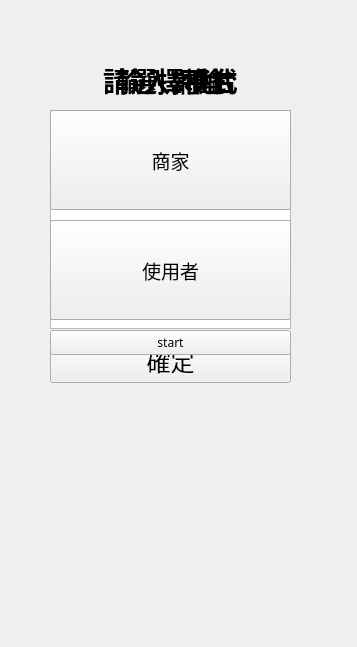
Above: ReviewAPP/Src/main_page.ui from Breakwater39UwUb/NFU-Repository before the change. Below: the same form after it.
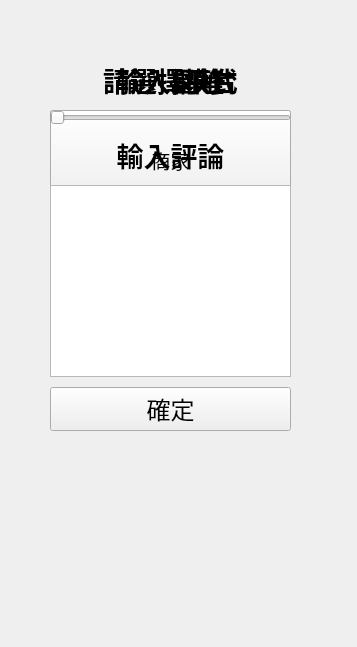
That is the form after the change.

Patch:
```diff
--- a/ReviewAPP/Src/main_page.ui
+++ b/ReviewAPP/Src/main_page.ui
@@ -22,109 +22,6 @@
    <property name="enabled">
     <bool>true</bool>
    </property>
-   <widget class="QWidget" name="widget_userB_page" native="true">
-    <property name="enabled">
-     <bool>true</bool>
-    </property>
-    <property name="geometry">
-     <rect>
-      <x>10</x>
-      <y>10</y>
-      <width>324</width>
-      <height>611</height>
-     </rect>
-    </property>
-    <widget class="QWidget" name="verticalLayoutWidget_6">
-     <property name="geometry">
-      <rect>
-       <x>0</x>
-       <y>0</y>
-       <width>321</width>
-       <height>591</height>
-      </rect>
-     </property>
-     <layout class="QVBoxLayout" name="verticalLayout_5">
-      <property name="spacing">
-       <number>10</number>
-      </property>
-      <property name="sizeConstraint">
-       <enum>QLayout::SetDefaultConstraint</enum>
-      </property>
-      <property name="leftMargin">
-       <number>40</number>
-      </property>
-      <property name="rightMargin">
-       <number>40</number>
-      </property>
-      <item>
-       <spacer name="verticalSpacer_11">
-        <property name="orientation">
-         <enum>Qt::Vertical</enum>
-        </property>
-        <property name="sizeType">
-         <enum>QSizePolicy::Fixed</enum>
-        </property>
-        <property name="sizeHint" stdset="0">
-         <size>
-          <width>20</width>
-          <height>50</height>
-         </size>
-        </property>
-       </spacer>
-      </item>
-      <item>
-       <widget class="QLabel" name="label_6">
-        <property name="font">
-         <font>
-          <family>微軟正黑體</family>
-          <pointsize>20</pointsize>
-          <weight>75</weight>
-          <bold>true</bold>
-         </font>
-        </property>
-        <property name="layoutDirection">
-         <enum>Qt::LeftToRight</enum>
-        </property>
-        <property name="text">
-         <string>輸入評論</string>
-        </property>
-        <property name="alignment">
-         <set>Qt::AlignCenter</set>
-        </property>
-       </widget>
-      </item>
-      <item>
-       <widget class="QPlainTextEdit" name="plainTextEdit"/>
-      </item>
-      <item>
-       <widget class="QPushButton" name="pushButton_setURL_2">
-        <property name="font">
-         <font>
-          <family>微軟正黑體</family>
-          <pointsize>18</pointsize>
-         </font>
-        </property>
-        <property name="text">
-         <string>確定</string>
-        </property>
-       </widget>
-      </item>
-      <item>
-       <spacer name="verticalSpacer_12">
-        <property name="orientation">
-         <enum>Qt::Vertical</enum>
-        </property>
-        <property name="sizeHint" stdset="0">
-         <size>
-          <width>20</width>
-          <height>40</height>
-         </size>
-        </property>
-       </spacer>
-      </item>
-     </layout>
-    </widget>
-   </widget>
    <widget class="QWidget" name="widget_seturl_page" native="true">
     <property name="enabled">
      <bool>true</bool>
@@ -213,7 +110,7 @@
        </widget>
       </item>
       <item>
-       <widget class="QPushButton" name="pushButton_setURL">
+       <widget class="QPushButton" name="pushButton_set_url">
         <property name="font">
          <font>
           <family>微軟正黑體</family>
@@ -319,7 +216,7 @@
        </widget>
       </item>
       <item>
-       <widget class="QPushButton" name="pushButton_mode_user_A">
+       <widget class="QPushButton" name="pushButton_mode_business">
         <property name="enabled">
          <bool>true</bool>
         </property>
@@ -350,7 +247,7 @@
        </widget>
       </item>
       <item>
-       <widget class="QPushButton" name="pushButton_mode_user_B">
+       <widget class="QPushButton" name="pushButton_mode_user">
         <property name="enabled">
          <bool>true</bool>
         </property>
@@ -383,13 +280,6 @@
         </property>
        </widget>
       </item>
-      <item>
-       <widget class="QPushButton" name="apushButton">
-        <property name="text">
-         <string>start</string>
-        </property>
-       </widget>
-      </item>
       <item>
        <spacer name="verticalSpacer_3">
         <property name="orientation">
@@ -558,10 +448,156 @@
      </layout>
     </widget>
    </widget>
-   <zorder>widget_userB_page</zorder>
-   <zorder>widget_seturl_page</zorder>
+   <widget class="QWidget" name="widget_user_page" native="true">
+    <property name="enabled">
+     <bool>true</bool>
+    </property>
+    <property name="geometry">
+     <rect>
+      <x>10</x>
+      <y>10</y>
+      <width>324</width>
+      <height>611</height>
+     </rect>
+    </property>
+    <widget class="QWidget" name="verticalLayoutWidget_6">
+     <property name="geometry">
+      <rect>
+       <x>0</x>
+       <y>0</y>
+       <width>321</width>
+       <height>591</height>
+      </rect>
+     </property>
+     <layout class="QVBoxLayout" name="verticalLayout_5">
+      <property name="spacing">
+       <number>10</number>
+      </property>
+      <property name="sizeConstraint">
+       <enum>QLayout::SetDefaultConstraint</enum>
+      </property>
+      <property name="leftMargin">
+       <number>40</number>
+      </property>
+      <property name="rightMargin">
+       <number>40</number>
+      </property>
+      <item>
+       <spacer name="verticalSpacer_11">
+        <property name="orientation">
+         <enum>Qt::Vertical</enum>
+        </property>
+        <property name="sizeType">
+         <enum>QSizePolicy::Fixed</enum>
+        </property>
+        <property name="sizeHint" stdset="0">
+         <size>
+          <width>20</width>
+          <height>50</height>
+         </size>
+        </property>
+       </spacer>
+      </item>
+      <item>
+       <widget class="QLabel" name="label_set_rating">
+        <property name="font">
+         <font>
+          <family>微軟正黑體</family>
+          <pointsize>20</pointsize>
+          <weight>75</weight>
+          <bold>true</bold>
+         </font>
+        </property>
+        <property name="layoutDirection">
+         <enum>Qt::LeftToRight</enum>
+        </property>
+        <property name="text">
+         <string>輸入星等</string>
+        </property>
+        <property name="alignment">
+         <set>Qt::AlignCenter</set>
+        </property>
+       </widget>
+      </item>
+      <item>
+       <widget class="QSlider" name="horizontalSlider_1">
+        <property name="minimum">
+         <number>1</number>
+        </property>
+        <property name="maximum">
+         <number>5</number>
+        </property>
+        <property name="pageStep">
+         <number>1</number>
+        </property>
+        <property name="orientation">
+         <enum>Qt::Horizontal</enum>
+        </property>
+        <property name="invertedAppearance">
+         <bool>false</bool>
+        </property>
+        <property name="invertedControls">
+         <bool>false</bool>
+        </property>
+       </widget>
+      </item>
+      <item>
+       <widget class="QLabel" name="label_set_comment">
+        <property name="font">
+         <font>
+          <family>微軟正黑體</family>
+          <pointsize>20</pointsize>
+          <weight>75</weight>
+          <bold>true</bold>
+         </font>
+        </property>
+        <property name="layoutDirection">
+         <enum>Qt::LeftToRight</enum>
+        </property>
+        <property name="text">
+         <string>輸入評論</string>
+        </property>
+        <property name="alignment">
+         <set>Qt::AlignCenter</set>
+        </property>
+       </widget>
+      </item>
+      <item>
+       <widget class="QPlainTextEdit" name="plainTextEdit"/>
+      </item>
+      <item>
+       <widget class="QPushButton" name="pushButton_set_review">
+        <property name="font">
+         <font>
+          <family>微軟正黑體</family>
+          <pointsize>18</pointsize>
+         </font>
+        </property>
+        <property name="text">
+         <string>確定</string>
+        </property>
+       </widget>
+      </item>
+      <item>
+       <spacer name="verticalSpacer_12">
+        <property name="orientation">
+         <enum>Qt::Vertical</enum>
+        </property>
+        <property name="sizeHint" stdset="0">
+         <size>
+          <width>20</width>
+          <height>40</height>
+         </size>
+        </property>
+       </spacer>
+      </item>
+     </layout>
+    </widget>
+   </widget>
    <zorder>widget_platform_page</zorder>
+   <zorder>widget_seturl_page</zorder>
    <zorder>widget_main_page</zorder>
+   <zorder>widget_user_page</zorder>
   </widget>
  </widget>
  <resources/>
```
Left out of the diff: 70 changed lines with no effect on the pictures.
